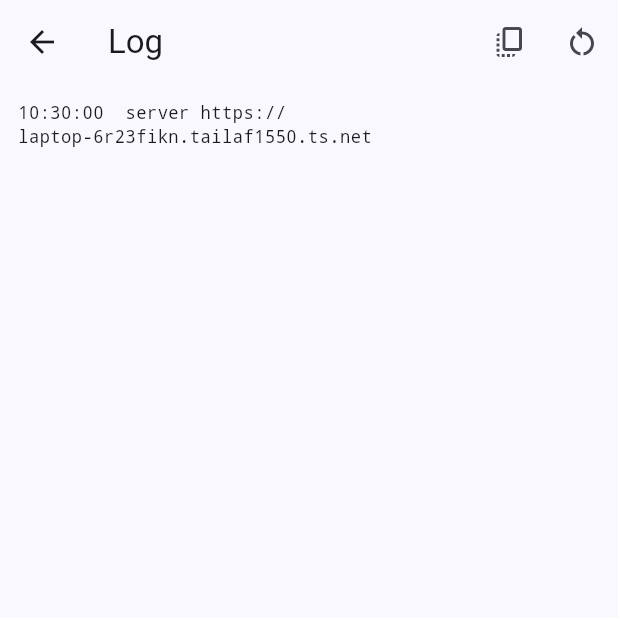
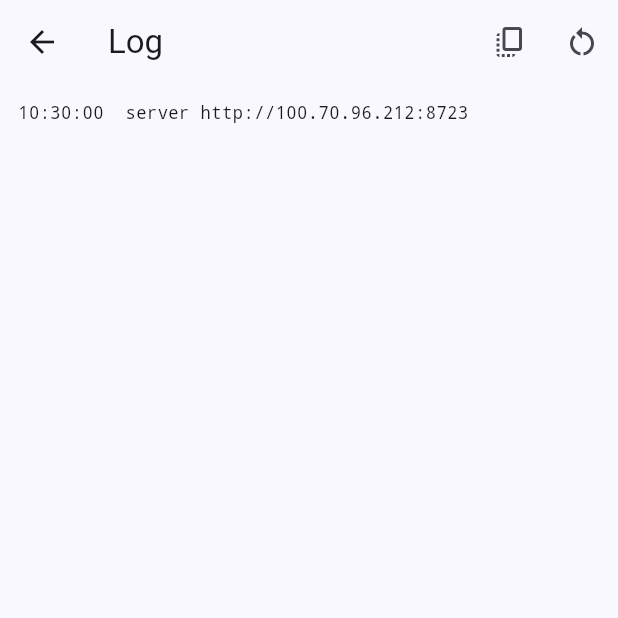
Before and after one commit to DanielAlt85/80hd, a Flutter app: the LogPage screen opened by its route, on a phone screen of 412 x 824 dp, the top half of it. Run offline on Flutter 3.47's test engine with Material 3 defaults, Android fonts, the phone set to English and light mode, and no system bars; our stand-ins replace flutter_blue_plus; statements that could not run were skipped.

Commit message:
omi-capture: move the transport to NordVPN Meshnet
Tailscale is the better tool and it lost. NordVPN on the host captures the
default route, and no split-tunnel configuration would release tailscaled
— netcheck kept reporting a Nord exit server as this machine's public
address, so no peer could build a path to it, in either direction. Every
symptom we chased for hours traced back to that one number.

Using Nord's own mesh removes the fight rather than winning it. Uploads
land immediately, with no cable, no firewall rule, and no changes to the
host's security posture.

Recorded in the source rather than only here: Nord announced Meshnet's
shutdown for December 2025 and reversed after public backlash, so it is
supported but was close to deleted. That is exactly why the server address
is a setting and not a constant — switching transports is now a field in
the app, which is the only reason today cost minutes instead of a rebuild.

Co-Authored-By: Claude Opus 5 <noreply@anthropic.com>

```diff
--- a/omi-capture/lib/settings.dart
+++ b/omi-capture/lib/settings.dart
@@ -14,9 +14,10 @@ import 'package:flutter/services.dart';
 class Settings {
   static const _channel = MethodChannel('omi_capture/service');
 
-  /// Where finished audio is sent. A `tailscale serve` URL by default, which
-  /// works from any network the phone happens to be on and needs nothing opened
-  /// on the host.
+  /// Where finished audio is sent. A NordVPN Meshnet address by default; see
+  /// Uploader.defaultBase for why it is not Tailscale. Deliberately editable in
+  /// the app: this is the setting most likely to need changing, and needing a
+  /// rebuild to move the server was already painful once.
   String serverUrl;
 
   /// Silence the pendant for this long on a double press.
@@ -26,7 +27,7 @@ class Settings {
   int linkAlertMinutes;
 
   Settings({
-    this.serverUrl = 'https://laptop-6r23fikn.tailaf1550.ts.net',
+    this.serverUrl = 'http://100.70.96.212:8723',
     this.pauseMinutes = 60,
     this.linkAlertMinutes = 5,
   });
--- a/omi-capture/lib/uploader.dart
+++ b/omi-capture/lib/uploader.dart
@@ -39,25 +39,27 @@ class UploadResult {
 }
 
 class Uploader {
-  /// The host, as a full base URL.
+  /// The host, as a full base URL. Only a default — the real value is a
+  /// setting, because which mesh carries this turned out to be the least
+  /// stable decision in the project.
   ///
-  /// This is a `tailscale serve` endpoint rather than an address and port. That
-  /// matters for a reason beyond tidiness: serve is proxied by the Tailscale
-  /// daemon, which already holds its own firewall permission, so nothing has to
-  /// be opened on the host. Pointing at the raw tailnet IP instead means
-  /// Windows Firewall gets a vote, and on a machine whose wifi is classified
-  /// Public it votes no.
+  /// This is a NordVPN Meshnet address. Tailscale was the original choice and
+  /// is the better tool, but NordVPN on the host captures the default route and
+  /// no split-tunnel configuration would release tailscaled, so Tailscale's own
+  /// traffic egressed through a Nord exit server and no peer could reach this
+  /// machine. Using Nord's own mesh removes the fight rather than winning it.
   ///
-  /// It is also a real HTTPS certificate, so the traffic is encrypted twice
-  /// over — once by TLS, once by WireGuard — and Dart validates it without any
-  /// certificate pinning of ours.
+  /// Worth knowing if this ever stops working: Nord announced Meshnet's
+  /// shutdown for December 2025 and reversed after public backlash. It is
+  /// supported but was close to deleted, so treat it as replaceable — which is
+  /// why this is a setting and not a constant.
   ///
   /// Override for testing over the USB cable:
   ///   adb reverse tcp:8723 tcp:8723
   ///   flutter build apk --debug --dart-define=OMI_URL=http://127.0.0.1:8723
   static const defaultBase = String.fromEnvironment(
     'OMI_URL',
-    defaultValue: 'https://laptop-6r23fikn.tailaf1550.ts.net',
+    defaultValue: 'http://100.70.96.212:8723',
   );
 
   final String base;
```
